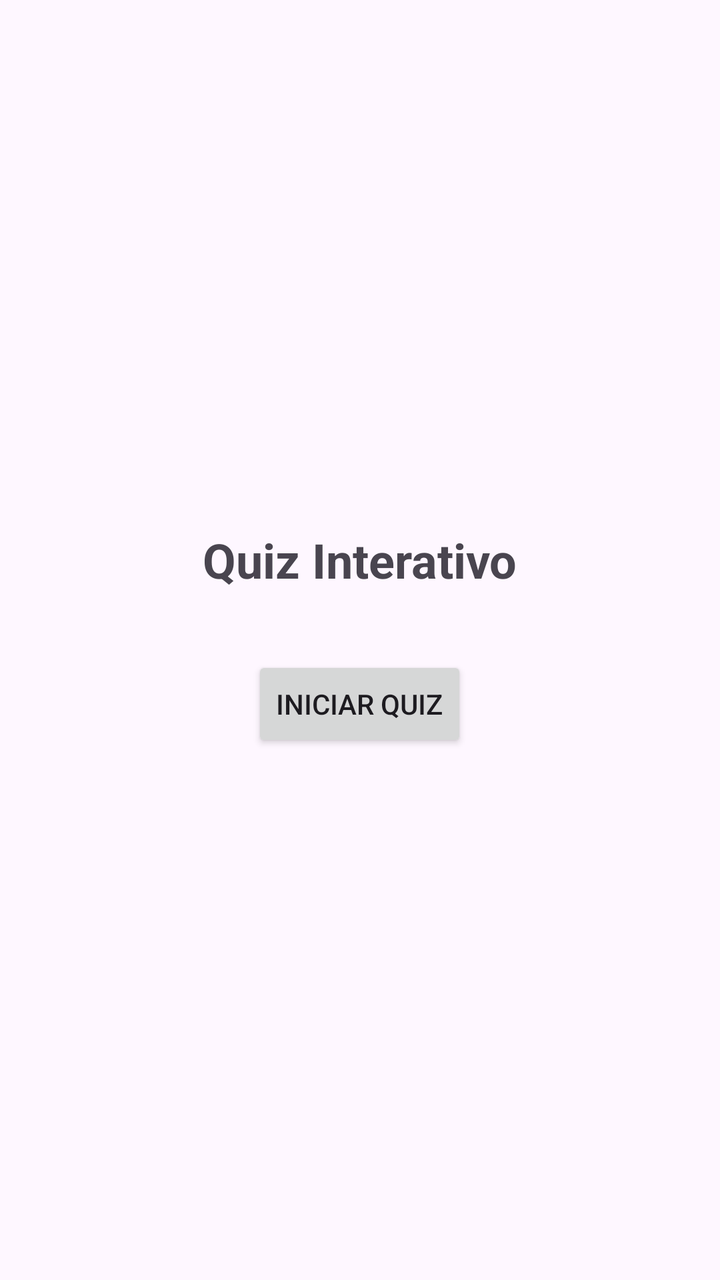
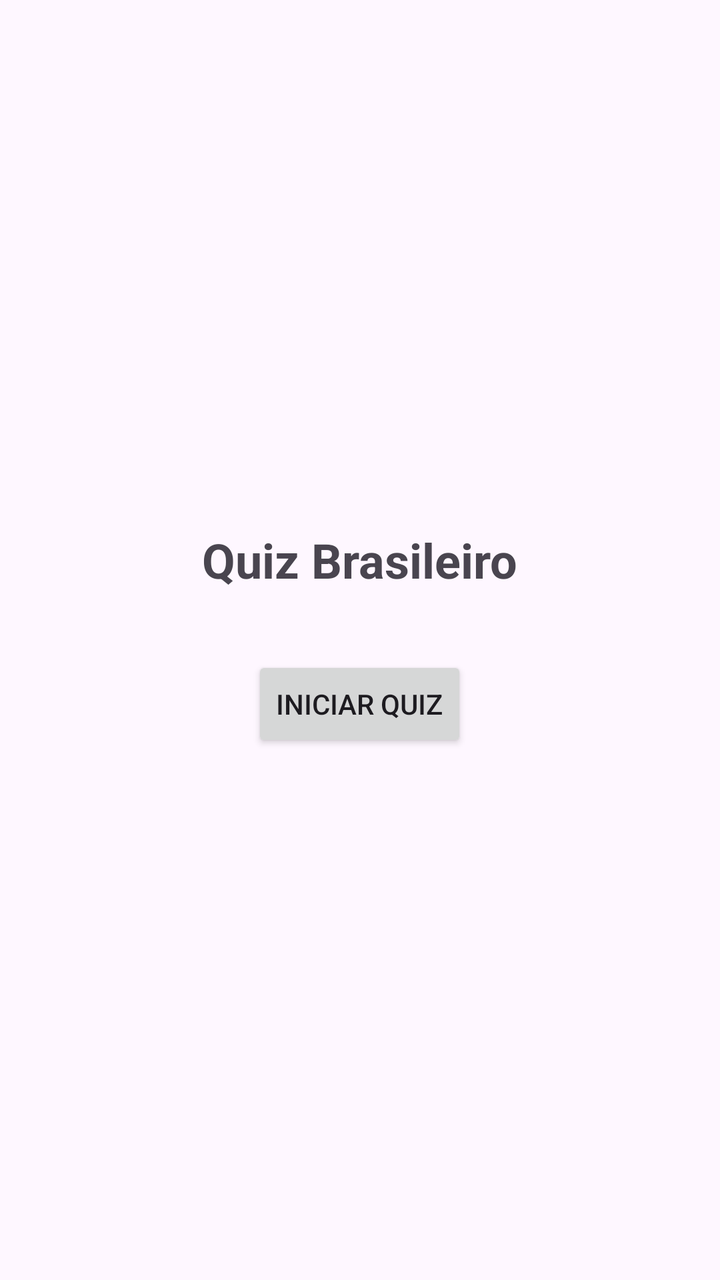

Compare the two renders of this Android layout. The source of the first and the diff that turns it into the second are given below.
<!-- AndroidManifest.xml: application theme Theme.Atividadeavaliativa -->
<!-- res/layout/activity_main.xml -->
<?xml version="1.0" encoding="utf-8"?>
<LinearLayout xmlns:android="http://schemas.android.com/apk/res/android"
    android:layout_width="match_parent"
    android:layout_height="match_parent"
    android:orientation="vertical"
    android:gravity="center"
    android:padding="16dp">

    <TextView
        android:layout_width="wrap_content"
        android:layout_height="wrap_content"
        android:text="Quiz Interativo"
        android:textSize="24sp"
        android:textStyle="bold"/>

    <Button
        android:id="@+id/botaoIniciar"
        android:layout_width="wrap_content"
        android:layout_height="wrap_content"
        android:layout_marginTop="32dp"
        android:text="Iniciar Quiz"/>
</LinearLayout>
<!-- resources referenced by this layout -->
<resources>
  <style name="Theme.Atividadeavaliativa" parent="Base.Theme.Atividadeavaliativa" />
  <style name="Base.Theme.Atividadeavaliativa" parent="Theme.Material3.DayNight.NoActionBar">
          
          
      </style>
</resources>

<!-- the commit's change to res/layout/activity_main.xml (unified diff, before → after) -->
@@ -9,7 +9,7 @@
     <TextView
         android:layout_width="wrap_content"
         android:layout_height="wrap_content"
-        android:text="Quiz Interativo"
+        android:text="Quiz Brasileiro"
         android:textSize="24sp"
         android:textStyle="bold"/>
 
